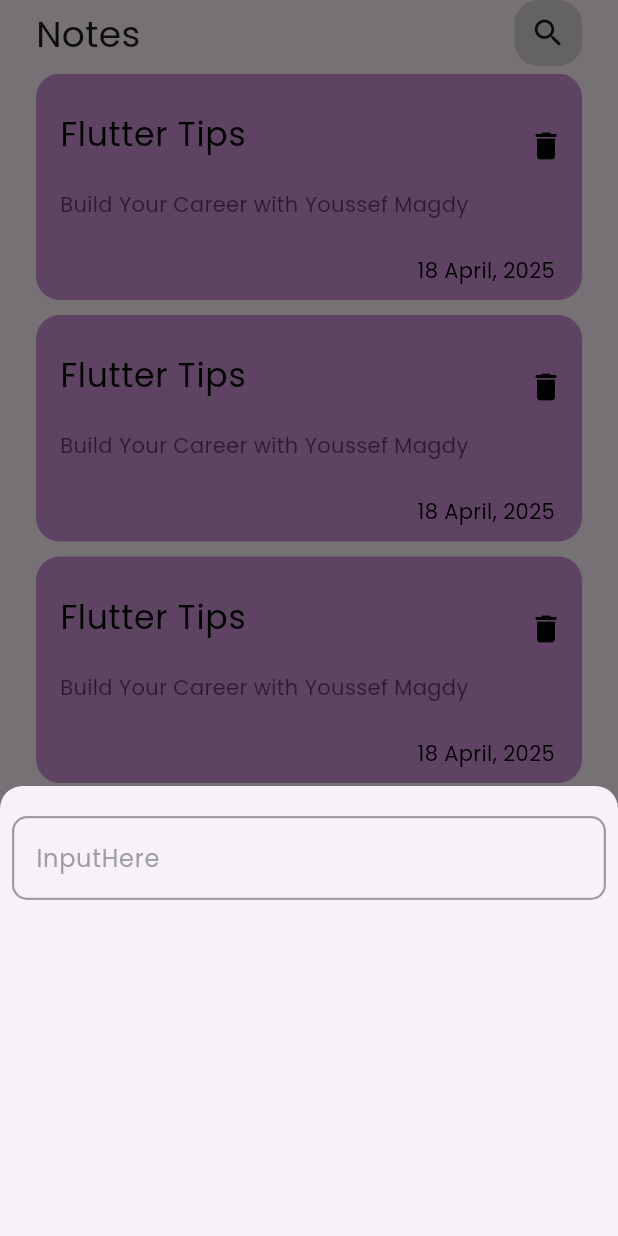
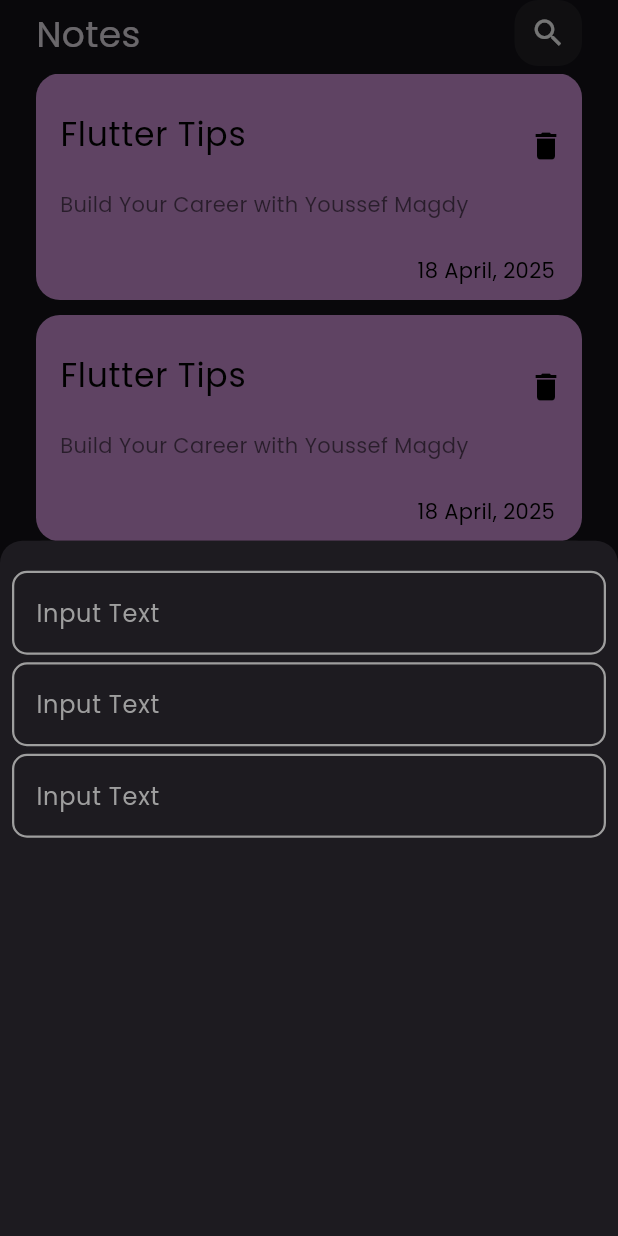
Before and after one commit to TOKYO-FN/notes_app, a Flutter app: the screen it shows after launch, after a tap on the "add" icon, on a phone screen of 412 x 824 dp. Run offline on Flutter 3.47's test engine with Material 3 defaults, Android fonts, the phone set to English and light mode, and no system bars; our stand-ins replace shared_preferences.

Commit message:
Refactor: Update theme mode in main.dart and modify bottom sheet body in bottom_sheet_body.dart

```diff
--- a/lib/main.dart
+++ b/lib/main.dart
@@ -38,7 +38,7 @@ class _MyAppState extends State<MyApp> {
 
       theme: kLightTheme,
       darkTheme: kDarkTheme,
-      themeMode: ThemeMode.light, //isDark ? ThemeMode.dark : ThemeMode.light,
+      themeMode: ThemeMode.dark, //isDark ? ThemeMode.dark : ThemeMode.light,
       home: DialogExample(),
     );
   }
--- a/lib/views/widgets/bottom_sheet_body.dart
+++ b/lib/views/widgets/bottom_sheet_body.dart
@@ -1,5 +1,5 @@
 import 'package:flutter/material.dart';
-import 'package:notes_app/Core/Utils/constant_colors.dart';
+import 'package:notes_app/views/widgets/custom_text_field.dart';
 
 class BottomSheetBody extends StatelessWidget {
   const BottomSheetBody({super.key});
@@ -7,27 +7,16 @@ class BottomSheetBody extends StatelessWidget {
   @override
   Widget build(BuildContext context) {
     return SizedBox(
-      height: 300,
-      width: double.infinity,
-      // child: Center(child: Text()),
       child: Padding(
         padding: const EdgeInsets.all(8.0),
         child: Column(
           children: [
             SizedBox(height: 12),
-            TextField(
-              decoration: InputDecoration(
-                label: Text('InputHere', style: TextStyle(color: grey)),
-                enabledBorder: OutlineInputBorder(
-                  borderSide: BorderSide(color: grey, width: 1.5),
-                  borderRadius: BorderRadius.circular(10),
-                ),
-                focusedBorder: OutlineInputBorder(
-                  borderSide: BorderSide(color: blue, width: 1.5),
-                  borderRadius: BorderRadius.circular(10),
-                ),
-              ),
-            ),
+            CustomTextField(label: 'Input Text'),
+            SizedBox(height: 5),
+            CustomTextField(label: 'Input Text'),
+            SizedBox(height: 5),
+            CustomTextField(label: 'Input Text'),
           ],
         ),
       ),
--- /dev/null
+++ b/lib/views/widgets/custom_text_field.dart
@@ -0,0 +1,27 @@
+import 'package:flutter/material.dart';
+import 'package:notes_app/Core/Utils/constant_colors.dart';
+
+class CustomTextField extends StatelessWidget {
+  const CustomTextField({super.key, required this.label});
+
+  final String label;
+
+  @override
+  Widget build(BuildContext context) {
+    return TextField(
+      decoration: InputDecoration(
+        label: Text(label, style: TextStyle(color: grey)),
+        enabledBorder: borderValue(),
+        focusedBorder: borderValue(blue),
+        errorBorder: borderValue(red),
+      ),
+    );
+  }
+
+  OutlineInputBorder borderValue([color]) {
+    return OutlineInputBorder(
+      borderSide: BorderSide(color: color ?? grey, width: 1.5),
+      borderRadius: BorderRadius.circular(10),
+    );
+  }
+}
```
